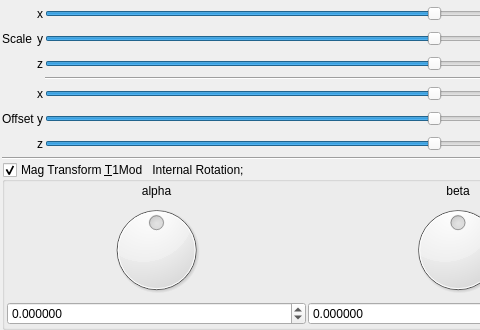
Qt form mandelbulber2/qt_data/fractal_transf_benesi_T1Mod.ui (buddhi1980/mandelbulber2) before a commit; both pictures show x 0 to 480 and y 0 to 330 of the 916 by 967 pixel window.
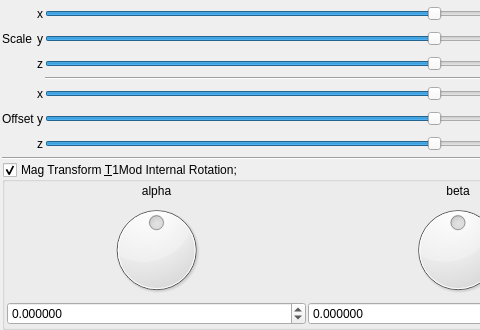
The same form after that commit. Custom widgets are drawn as their Qt base class.

The edit to the form file:
```diff
--- a/mandelbulber2/qt_data/fractal_transf_benesi_T1Mod.ui
+++ b/mandelbulber2/qt_data/fractal_transf_benesi_T1Mod.ui
@@ -437,7 +437,7 @@
    <item>
     <widget class="MyGroupBox" name="groupCheck_transf_rotation_enabled">
      <property name="title">
-      <string>Mag Transform &amp;T1Mod   Internal Rotation;</string>
+      <string>Mag Transform &amp;T1Mod Internal Rotation;</string>
      </property>
      <property name="checkable">
       <bool>true</bool>
```
